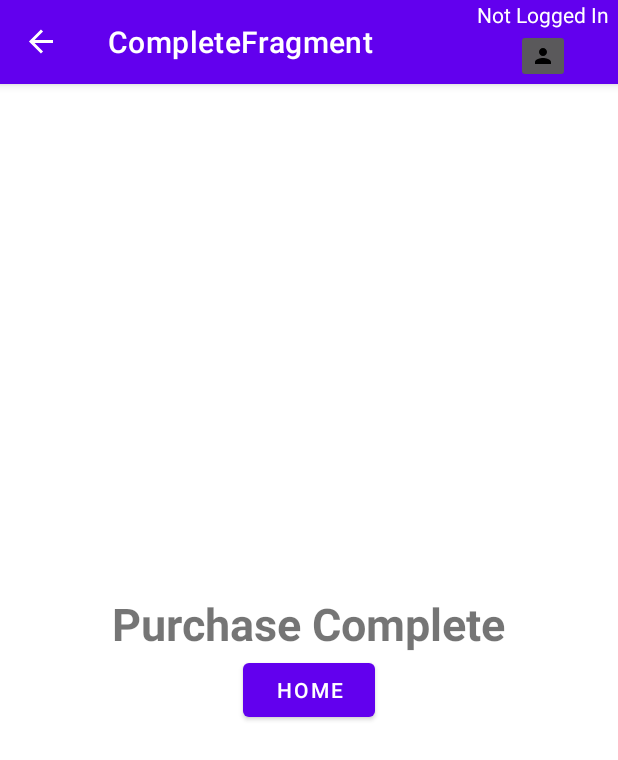
After one commit to jamesholcombe/cinema-android-app, an Android app: the CompleteFragment screen opened through its navigation route, on a phone screen of 412 x 824 dp. The commit adds this screen. Shown: the top 760 px of the screen. Run offline under Robolectric (Android 15) with nearby library versions, the phone set to English and light mode, and no system bars; our stand-ins replace Firebase (no records; nobody signed in at launch, a user with empty details on screens opened directly), navigation-ui; libraries missing offline, so code that uses them is left out: com.firebase.ui; 1 statement that could not run was skipped.

```diff
--- /dev/null
+++ b/app/src/main/java/com/example/BigScreenCinema/Fragments/CompleteFragment.java
@@ -0,0 +1,44 @@
+package com.example.BigScreenCinema.Fragments;
+
+
+import android.os.Bundle;
+import android.view.LayoutInflater;
+import android.view.View;
+import android.view.ViewGroup;
+
+import androidx.annotation.NonNull;
+import androidx.fragment.app.Fragment;
+import androidx.navigation.fragment.NavHostFragment;
+
+import com.example.BigScreenCinema.R;
+import com.example.BigScreenCinema.databinding.FragmentCompleteBinding;
+
+public class CompleteFragment extends Fragment {
+
+    private FragmentCompleteBinding binding;
+
+
+    @Override
+    public View onCreateView(@NonNull LayoutInflater inflater, ViewGroup container, Bundle savedInstanceState) {
+
+        binding = FragmentCompleteBinding.inflate(inflater, container, false);
+        return binding.getRoot();
+
+    }
+
+    public void onViewCreated(@NonNull View view, Bundle savedInstanceState) {
+        super.onViewCreated(view, savedInstanceState);
+        binding.buttonNavHome.setOnClickListener(v -> {
+            NavHostFragment.findNavController(CompleteFragment.this).navigate(R.id.action_completeFragment_to_FirstFragment);
+        });
+
+
+    }
+
+    @Override
+    public void onDestroyView() {
+        super.onDestroyView();
+        binding = null;
+    }
+
+}
--- a/app/src/main/java/com/example/BigScreenCinema/ViewModels/BaseView.java
+++ b/app/src/main/java/com/example/BigScreenCinema/ViewModels/BaseView.java
@@ -47,7 +47,7 @@ class BaseView<T extends Base> extends ViewModel {
         return db.collection(collectionName);
     }
 
-    protected void createItem(T item) {
+    public void createItem(T item) {
         getReference().add(item);
     }
 
--- /dev/null
+++ b/app/src/main/res/layout/fragment_complete.xml
@@ -0,0 +1,34 @@
+<?xml version="1.0" encoding="utf-8"?>
+<androidx.appcompat.widget.LinearLayoutCompat xmlns:android="http://schemas.android.com/apk/res/android"
+    xmlns:tools="http://schemas.android.com/tools"
+    android:layout_width="match_parent"
+    android:layout_height="match_parent"
+    android:orientation="vertical"
+    android:layout_gravity="center"
+    android:gravity="center"
+    >
+
+
+    <TextView
+        android:layout_width="wrap_content"
+        android:layout_height="wrap_content"
+        android:text="@string/purchase_complete"
+        tools:layout_editor_absoluteX="176dp"
+        tools:layout_editor_absoluteY="333dp"
+        android:textSize="30sp"
+        android:textStyle="bold"
+        android:layout_gravity="center_horizontal"
+        android:gravity="center"
+        />
+
+    <Button
+        android:id="@+id/button_nav_home"
+        android:layout_width="wrap_content"
+        android:layout_height="wrap_content"
+        android:text="@string/home"
+        tools:layout_editor_absoluteX="176dp"
+        tools:layout_editor_absoluteY="333dp"
+        android:layout_gravity="center_horizontal"
+        android:gravity="center"
+        />
+</androidx.appcompat.widget.LinearLayoutCompat>
--- a/app/src/main/res/navigation/nav_graph.xml
+++ b/app/src/main/res/navigation/nav_graph.xml
@@ -50,5 +50,17 @@
     <fragment
         android:id="@+id/checkoutFragment"
         android:name="com.example.BigScreenCinema.Fragments.CheckoutFragment"
-        android:label="CheckoutFragment" />
+        android:label="CheckoutFragment" >
+        <action
+            android:id="@+id/action_checkoutFragment_to_completeFragment"
+            app:destination="@id/completeFragment" />
+    </fragment>
+    <fragment
+        android:id="@+id/completeFragment"
+        android:name="com.example.BigScreenCinema.Fragments.CompleteFragment"
+        android:label="CompleteFragment" >
+        <action
+            android:id="@+id/action_completeFragment_to_FirstFragment"
+            app:destination="@id/FirstFragment" />
+    </fragment>
 </navigation>
--- a/app/src/main/res/values/strings.xml
+++ b/app/src/main/res/values/strings.xml
@@ -53,4 +53,6 @@
     <string name="postal_code">Postal Code</string>
     <string name="cardholder_information">Cardholder Information</string>
     <string name="big_screen_cinema">Big Screen Cinema</string>
+    <string name="purchase_complete">Purchase Complete</string>
+    <string name="home">Home</string>
 </resources>
```
Also changed, not shown: app/src/main/java/com/example/BigScreenCinema/Fragments/CheckoutFragment.java (+21 -2 lines), app/src/main/java/com/example/BigScreenCinema/Fragments/ScreeningsFragment.java (+9 -0 lines), app/src/main/java/com/example/BigScreenCinema/MainActivity.java (+3 -4 lines).
